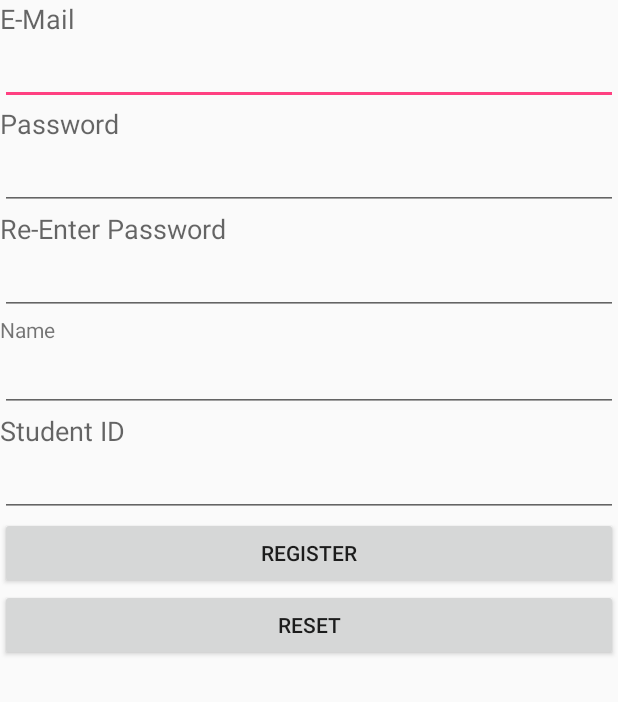
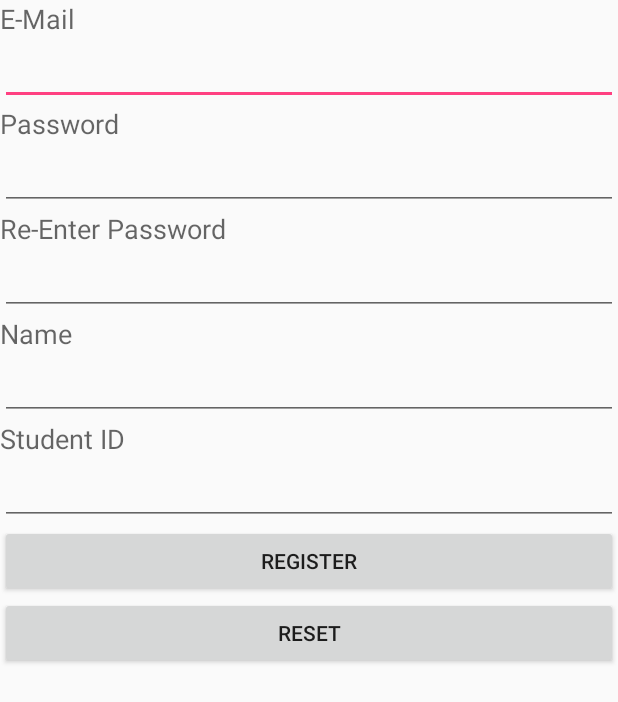
Before and after one commit to celineellenanna/Gadgeothek, an Android app: the layout fragment_registration.xml on its own in the app's theme, with its tools: preview values and no code run, on a phone screen of 412 x 824 dp. Shown: the top 702 px of the screen. Run offline under Robolectric (Android 15) with nearby library versions, the phone set to English and light mode, and no system bars.

Commit message:
new branch

```diff
--- a/app/src/main/res/layout/fragment_registration.xml
+++ b/app/src/main/res/layout/fragment_registration.xml
@@ -57,7 +57,7 @@
         <TextView
             android:layout_width="wrap_content"
             android:layout_height="wrap_content"
-            android:textAppearance="?android:attr/textAppearanceSmall"
+            android:textAppearance="?android:attr/textAppearanceMedium"
             android:text="Name"
             android:id="@+id/namecaption"
             />
```
